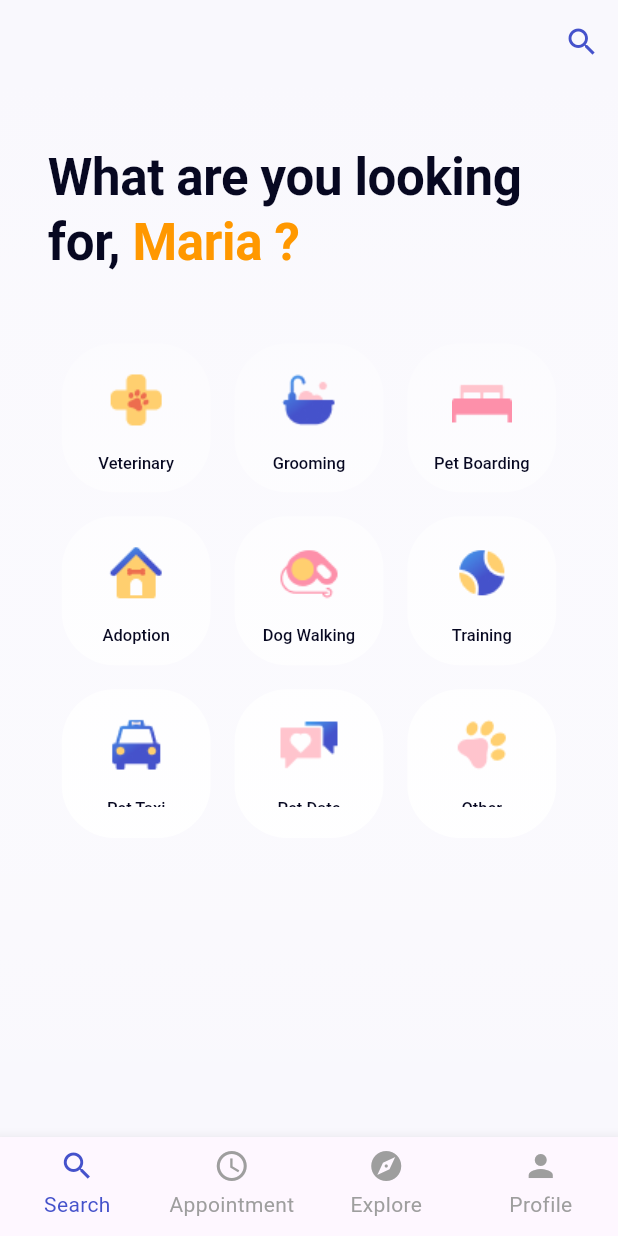
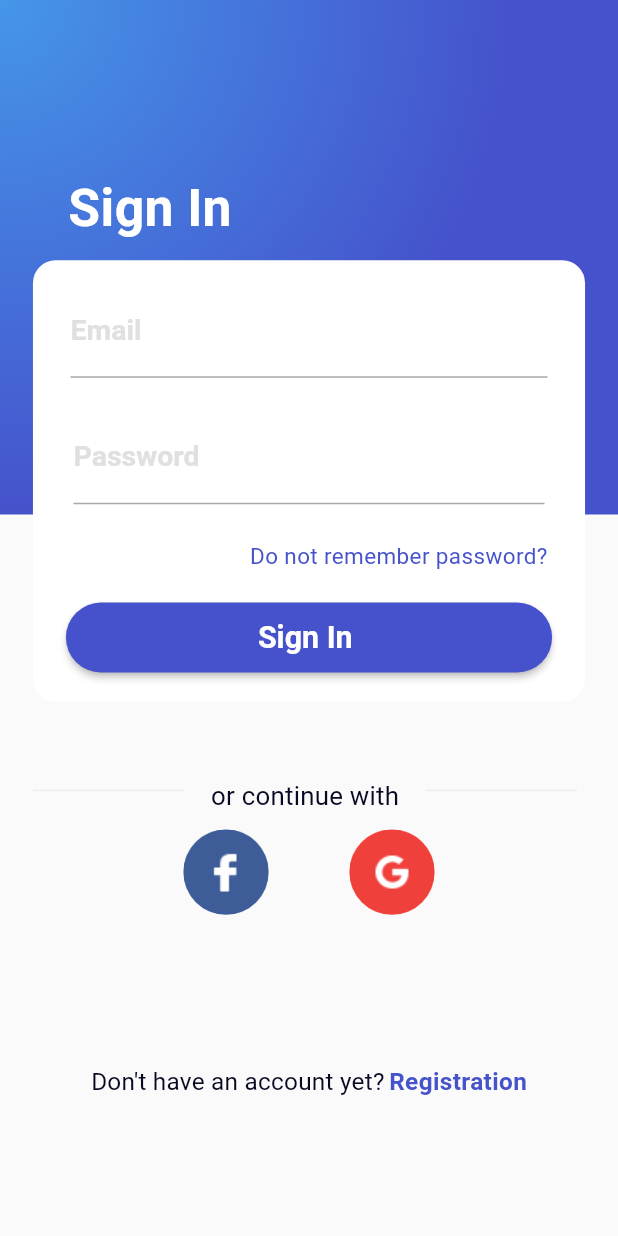
Before and after one commit to HuyBui07/PetCare, a Flutter app: the screen it shows after launch, on a phone screen of 412 x 824 dp. Run offline on Flutter 3.47's test engine with Material 2 defaults, Android fonts, the phone set to English and light mode, and no system bars; our stand-ins replace email_validator; Roboto replaces fonts that are missing (EncodeSans).

Commit message:
feature: sign in

```diff
--- a/lib/appStyle.dart
+++ b/lib/appStyle.dart
@@ -1,9 +1,8 @@
 import 'package:flutter/material.dart';
 
 ThemeData AppTheme = ThemeData(
-    colorScheme: ColorScheme.fromSeed(seedColor: Colors.deepPurple),
-    useMaterial3: true,
-    textTheme:  TextTheme(
+    colorScheme: ColorScheme.fromSeed(seedColor: const Color(0xFF4552CB)),
+    textTheme: TextTheme(
       //Usage: Main search title text
       headline1: TextStyle(
         fontSize: 34.0,
@@ -37,7 +36,6 @@ ThemeData AppTheme = ThemeData(
         color: Color(0xFF070821),
         height: 20 / 16,
         fontFamily: 'EncodeSans',
-
       ),
       headline5: TextStyle(
         fontSize: 14.0,
@@ -45,7 +43,6 @@ ThemeData AppTheme = ThemeData(
         color: Color(0xFF070821),
         height: 17.5 / 14,
         fontFamily: 'EncodeSans',
-
       ),
       headline6: TextStyle(
         fontSize: 13.0,
@@ -61,33 +58,33 @@ ThemeData AppTheme = ThemeData(
         fontWeight: FontWeight.w400,
         color: Color(0xFF070821),
 
-        height: 24/16,
+        height: 24 / 16,
         letterSpacing: 0.01,
         //font encode sans
         fontFamily: 'EncodeSans',
       ),
-      subtitle2:  TextStyle(
+      subtitle2: TextStyle(
         fontSize: 14.0,
         fontWeight: FontWeight.w500,
 
         //0.1 opacity
         color: ColorConstants.sub2Color,
-        height: 21/14,
+        height: 21 / 14,
         letterSpacing: 0.01,
         fontFamily: 'EncodeSans',
       ),
-      button:  TextStyle(
+      button: TextStyle(
         fontSize: 16.0,
         fontWeight: FontWeight.w700,
         color: Color(0xFF070821),
-        height: 20/16,
+        height: 20 / 16,
         fontFamily: 'EncodeSans',
       ),
-      bodyText2:  TextStyle(
+      bodyText2: TextStyle(
         fontSize: 14.0,
         fontWeight: FontWeight.w400,
         color: Color(0xFF070821),
-        height: 28/14,
+        height: 28 / 14,
         letterSpacing: 0.25,
         fontFamily: 'EncodeSans',
       ),
@@ -95,27 +92,24 @@ ThemeData AppTheme = ThemeData(
         fontSize: 11.0,
         fontWeight: FontWeight.w500,
         color: Color(0xFF070821),
-        height: 16/11,
+        height: 16 / 11,
         letterSpacing: 0.04 / 11,
         fontFamily: 'EncodeSans',
       ),
-      overline:  TextStyle(
+      overline: TextStyle(
         fontSize: 10.0,
         fontWeight: FontWeight.w700,
         color: Color(0xFF070821),
-        height: 16/10,
+        height: 16 / 10,
         letterSpacing: 1.5 / 10,
         fontFamily: 'EncodeSans',
       ),
-
-
     ));
 
-
-class ColorConstants
-{
+class ColorConstants {
   static Color sub2Color = Color(0xFF070821).withOpacity(0.1);
 }
+
 class NavigationBarStyle {
   //gradient bg
   static const Color gradientStartColor = Color(0xFFF9F8FD);
@@ -132,7 +126,7 @@ class NavigationBarStyle {
   static const double unselectedFontSize = 14.0;
   static const double selectedFontSize = 14.0;
 
-  static TextStyle menu  = TextStyle(
+  static TextStyle menu = TextStyle(
     fontSize: 10.0,
     fontWeight: FontWeight.w500,
     color: Color(0xFF070821),
@@ -140,5 +134,4 @@ class NavigationBarStyle {
     letterSpacing: 0.04,
     fontFamily: 'EncodeSans',
   );
-
 }
--- a/lib/main.dart
+++ b/lib/main.dart
@@ -1,6 +1,7 @@
 import 'package:flutter/material.dart';
-import 'package:petcare_search/screens/mainSearch.dart';
 import 'package:petcare_search/appStyle.dart';
+import 'package:petcare_search/screens/sign_in.dart';
+
 void main() {
   runApp(const MyApp());
 }
@@ -14,7 +15,7 @@ class MyApp extends StatelessWidget {
     return MaterialApp(
       title: 'Balls',
       theme: AppTheme,
-      home: SearchMain(),
+      home: const SignIn(),
     );
   }
 }
--- /dev/null
+++ b/lib/screens/sign_in.dart
@@ -0,0 +1,315 @@
+import 'package:flutter/material.dart';
+import 'package:email_validator/email_validator.dart';
+import 'mainSearch.dart';
+
+class SignIn extends StatefulWidget {
+  const SignIn({super.key});
+
+  @override
+  State<SignIn> createState() => _SignInState();
+}
+
+class _SignInState extends State<SignIn> {
+  final FocusNode _emailFocus = FocusNode();
+  final FocusNode _passwordFocus = FocusNode();
+  bool isEmailCorrect = false;
+  bool passwordObscure = true;
+  @override
+  void initState() {
+    super.initState();
+  }
+
+  @override
+  void dispose() {
+    _emailFocus.dispose();
+    _passwordFocus.dispose();
+    super.dispose();
+  }
+
+  double scaleH(original) {
+    return (original * MediaQuery.of(context).size.height / 812);
+  }
+
+  double scaleW(original) {
+    return (original * MediaQuery.of(context).size.width / 375);
+  }
+
+  void _requestFocus(FocusNode focusNode) {
+    setState(() {
+      FocusScope.of(context).requestFocus(focusNode);
+    });
+  }
+
+  @override
+  Widget build(BuildContext context) {
+    return Scaffold(
+      body: SingleChildScrollView(
+        child: SizedBox(
+          height: MediaQuery.of(context).size.height,
+          width: MediaQuery.of(context).size.width,
+          child: Stack(
+            children: [
+              Container(
+                height: scaleH(338),
+                decoration: const BoxDecoration(
+                    gradient: RadialGradient(
+                        center: Alignment.topLeft,
+                        radius: 1,
+                        colors: [Color(0xFF4596EA), Color(0xFF4552CB)])),
+                child: Align(
+                  alignment: const Alignment(-0.7, -0.3),
+                  child: Text(
+                    'Sign In',
+                    style: TextStyle(
+                        fontWeight: FontWeight.bold,
+                        color: Colors.white,
+                        fontSize: scaleH(34)),
+                  ),
+                ),
+              ),
+              Positioned(
+                  top: scaleH(171),
+                  left: scaleW(20),
+                  child: Container(
+                    height: scaleH(290),
+                    width: scaleW(335),
+                    decoration: BoxDecoration(
+                      color: Colors.white,
+                      borderRadius: BorderRadius.circular(15),
+                    ),
+                    child: Column(
+                      children: [
+                        Padding(
+                            padding: const EdgeInsets.fromLTRB(10, 10, 10, 0),
+                            child: Container(
+                              decoration: BoxDecoration(
+                                borderRadius: BorderRadius.circular(30),
+                                color: _emailFocus.hasFocus
+                                    ? Colors.grey.shade100
+                                    : Colors.white,
+                              ),
+                              child: Padding(
+                                padding:
+                                    const EdgeInsets.fromLTRB(15, 7, 15, 12),
+                                child: TextFormField(
+                                  onChanged: (val) {
+                                    setState(() {
+                                      isEmailCorrect =
+                                          EmailValidator.validate(val);
+                                    });
+                                  },
+                                  focusNode: _emailFocus,
+                                  onTap: () {
+                                    _requestFocus(_emailFocus);
+                                  },
+                                  decoration: InputDecoration(
+                                      suffix: isEmailCorrect
+                                          ? const Padding(
+                                              padding: EdgeInsets.fromLTRB(
+                                                  0, 0, 10, 0),
+                                              child: Image(
+                                                image: AssetImage(
+                                                    'assets/icons/success.png'),
+                                                fit: BoxFit.fill,
+                                              ),
+                                            )
+                                          : null,
+                                      labelText: 'Email',
+                                      labelStyle: TextStyle(
+                                          color: _emailFocus.hasFocus
+                                              ? const Color(0xFF4552CB)
+                                              : Colors.grey.shade300,
+                                          fontSize: 19,
+                                          fontWeight: FontWeight.bold),
+                                      focusedBorder: const UnderlineInputBorder(
+                                          borderSide: BorderSide(
+                                              width: 2,
+                                              color: Color(0xFF4552CB)))),
+                                ),
+                              ),
+                            )),
+                        Padding(
+                            padding: const EdgeInsets.fromLTRB(12, 4, 12, 0),
+                            child: Container(
+                              decoration: BoxDecoration(
+                                borderRadius: BorderRadius.circular(30),
+                                color: _passwordFocus.hasFocus
+                                    ? Colors.grey.shade100
+                                    : Colors.white,
+                              ),
+                              child: Padding(
+                                padding:
+                                    const EdgeInsets.fromLTRB(15, 7, 15, 12),
+                                child: TextFormField(
+                                  obscureText: passwordObscure,
+                                  focusNode: _passwordFocus,
+                                  onTap: () {
+                                    _requestFocus(_passwordFocus);
+                                  },
+                                  decoration: InputDecoration(
+                                      suffix: IconButton(
+                                          padding: const EdgeInsets.fromLTRB(
+                                              0, 0, 10, 0),
+                                          constraints: const BoxConstraints(),
+                                          iconSize: 15,
+                                          onPressed: () {
+                                            setState(() {
+                                              passwordObscure =
+                                                  !passwordObscure;
+                                            });
+                                          },
+                                          icon: passwordObscure
+                                              ? const Icon(Icons.visibility)
+                                              : const Icon(
+                                                  Icons.visibility_off)),
+                                      labelText: 'Password',
+                                      labelStyle: TextStyle(
+                                          color: _passwordFocus.hasFocus
+                                              ? const Color(0xFF4552CB)
+                                              : Colors.grey.shade300,
+                                          fontSize: 19,
+                                          fontWeight: FontWeight.bold),
+                                      focusedBorder: const UnderlineInputBorder(
+                                          borderSide: BorderSide(
+                                              width: 2,
+                                              color: Color(0xFF4552CB)))),
+                                ),
+                              ),
+                            )),
+                        Padding(
+                          padding: const EdgeInsets.fromLTRB(0, 4, 25, 0),
+                          child: Row(
+                            mainAxisAlignment: MainAxisAlignment.end,
+                            children: [
+                              GestureDetector(
+                                child: const Text(
+                                  'Do not remember password?',
+                                  style: TextStyle(
+                                      color: Color(0xFF4552CB), fontSize: 15),
+                                ),
+                              )
+                            ],
+                          ),
+                        ),
+                        Expanded(
+                          child: Column(
+                              mainAxisAlignment: MainAxisAlignment.center,
+                              children: [
+                                SizedBox(
+                                  height: scaleH(46),
+                                  width: scaleW(295),
+                                  child: ElevatedButton(
+                                      onPressed: () {
+                                        Navigator.of(context).push(
+                                            MaterialPageRoute(
+                                                builder: (context) =>
+                                                    SearchMain()));
+                                      },
+                                      style: ElevatedButton.styleFrom(
+                                          backgroundColor:
+                                              const Color(0xFF4552CB),
+                                          textStyle: TextStyle(
+                                              fontWeight: FontWeight.bold,
+                                              fontSize: scaleH(20)),
+                                          shape: RoundedRectangleBorder(
+                                              borderRadius:
+                                                  BorderRadius.circular(25))),
+                                      child: const Text(
+                                        'Sign In ',
+                                        style: TextStyle(color: Colors.white),
+                                      )),
+                                ),
+                              ]),
+                        )
+                      ],
+                    ),
+                  )),
+              Positioned(
+                top: scaleH(502),
+                left: scaleW(20),
+                right: scaleH(20),
+                child: Row(
+                  children: [
+                    Container(
+                        height: 1,
+                        width: scaleW(92),
+                        color: Colors.grey.shade200),
+                    SizedBox(
+                      width: scaleW(16),
+                    ),
+                    Text(
+                      'or continue with',
+                      style: TextStyle(
+                          fontSize: scaleH(17),
+                          letterSpacing: 0.16,
+                          fontWeight: FontWeight.w400),
+                    ),
+                    SizedBox(
+                      width: scaleW(16),
+                    ),
+                    Container(
+                        height: 1,
+                        width: scaleW(92),
+                        color: Colors.grey.shade200)
+                  ],
+                ),
+              ),
+              Positioned(
+                  top: scaleH(537),
+                  left: scaleW(104),
+                  child: IconButton(
+                      iconSize: scaleH(56),
+                      onPressed: () {},
+                      icon: Container(
+                        height: scaleH(56),
+                        decoration: const BoxDecoration(
+                            color: Color(0xFF3D5C98), shape: BoxShape.circle),
+                        child: const Image(
+                          image: AssetImage('assets/icons/fb.png'),
+                        ),
+                      ))),
+              Positioned(
+                  top: scaleH(537),
+                  right: scaleW(104),
+                  child: IconButton(
+                      iconSize: scaleH(56),
+                      onPressed: () {},
+                      icon: Container(
+                        height: scaleH(56),
+                        decoration: const BoxDecoration(
+                            color: Color(0xFFEF403B), shape: BoxShape.circle),
+                        child: const Image(
+                          image: AssetImage('assets/icons/google.png'),
+                        ),
+                      ))),
+              Positioned(
+                  bottom: scaleH(90),
+                  child: SizedBox(
+                    width: MediaQuery.of(context).size.width,
+                    child: Row(
+                        mainAxisAlignment: MainAxisAlignment.center,
+                        children: [
+                          Text(
+                            'Don\'t have an account yet?',
+                            style: TextStyle(
+                                fontSize: scaleH(16), letterSpacing: 0.16),
+                          ),
+                          const SizedBox(
+                            width: 3,
+                          ),
+                          Text(
+                            'Registration',
+                            style: TextStyle(
+                                color: const Color(0xFF4552CB),
+                                fontSize: scaleH(16),
+                                fontWeight: FontWeight.w700),
+                          )
+                        ]),
+                  )),
+            ],
+          ),
+        ),
+      ),
+    );
+  }
+}
--- a/pubspec.yaml
+++ b/pubspec.yaml
@@ -35,6 +35,7 @@ dependencies:
   # The following adds the Cupertino Icons font to your application.
   # Use with the CupertinoIcons class for iOS style icons.
   cupertino_icons: ^1.0.2
+  email_validator: ^2.1.17
 
 dev_dependencies:
   flutter_test:
@@ -63,6 +64,7 @@ flutter:
   #   - images/a_dot_burr.jpeg
   #   - images/a_dot_ham.jpeg
   assets:
+    - assets/icons/
     - assets/mainSearchIcon/
   # An image asset can refer to one or more resolution-specific "variants", see
   # https://flutter.dev/assets-and-images/#resolution-aware
```
Also changed, not shown: assets/icons/fb.png (added), assets/icons/google.png (added), assets/icons/success.png (added), pubspec.lock.
